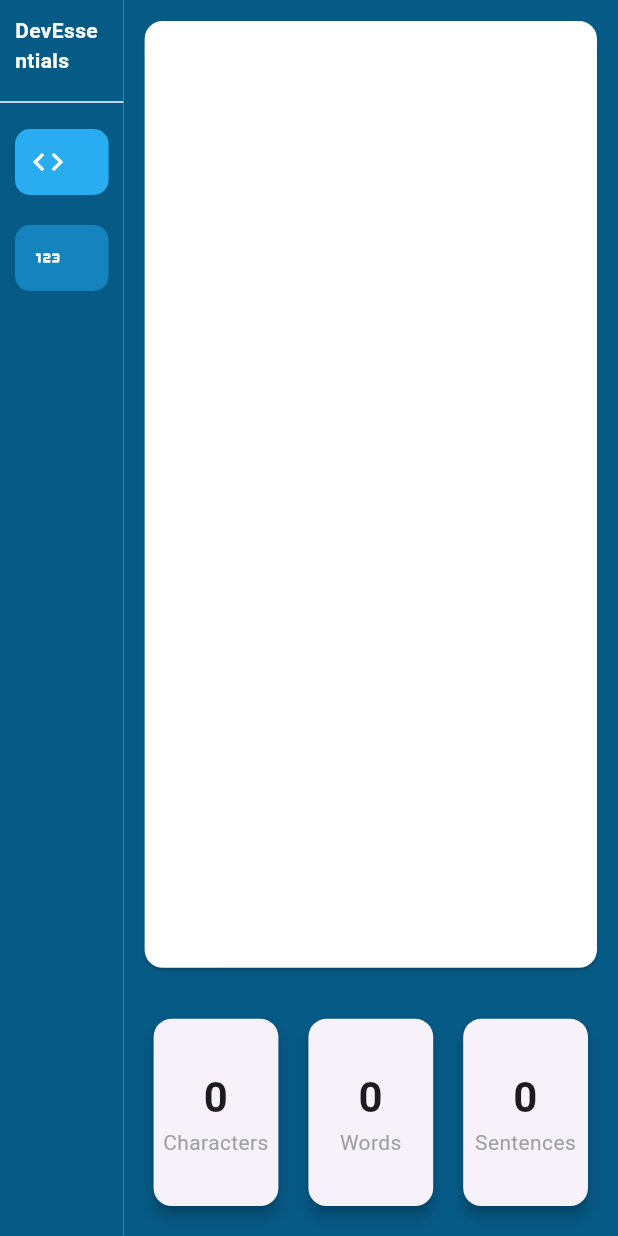
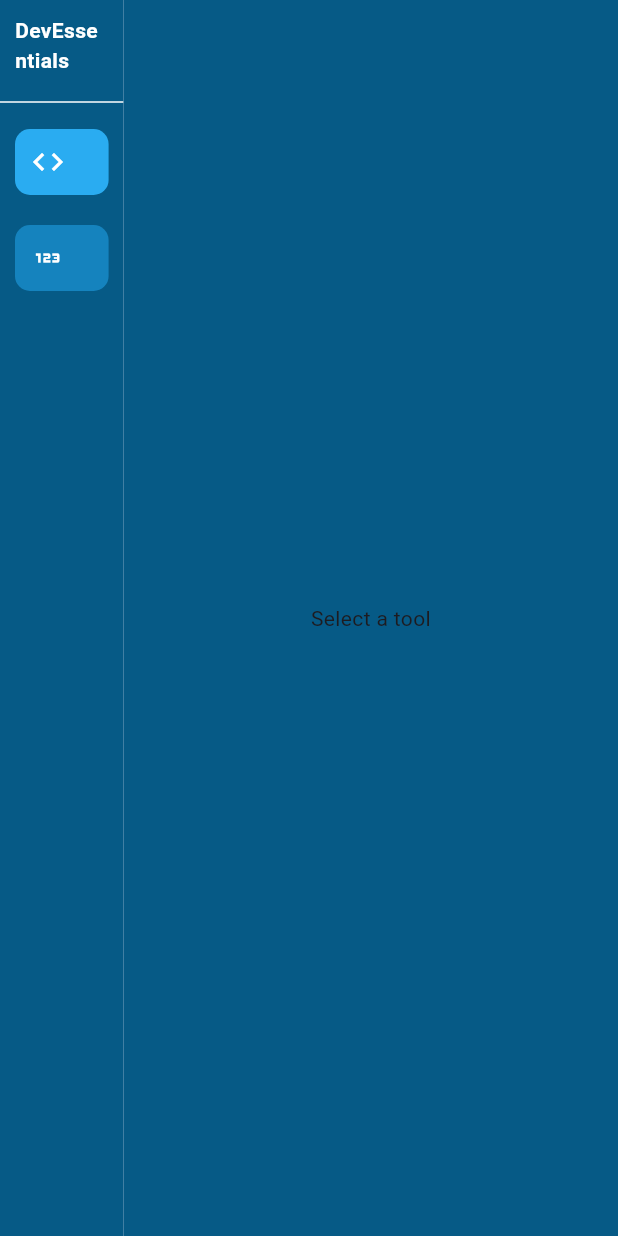
Before and after one commit to DevThibautMonin/dev_essentials, a Flutter app: the screen it shows after launch, on a phone screen of 412 x 824 dp. Run offline on Flutter 3.47's test engine with Material 3 defaults, Android fonts, the light colour scheme and no system bars.

Commit message:
tool selection done

```diff
--- a/lib/presentation/char_counter/char_counter_screen.dart
+++ b/lib/presentation/char_counter/char_counter_screen.dart
@@ -52,8 +52,7 @@ class _CharCounterScreenState extends State<CharCounterScreen> {
 
   @override
   Widget build(BuildContext context) {
-    return Expanded(
-      child: Column(
+    return Column(
       children: [
         Expanded(
           flex: 8,
@@ -101,7 +100,6 @@ class _CharCounterScreenState extends State<CharCounterScreen> {
           ),
         ),
       ],
-      ),
     );
   }
 }
--- a/lib/presentation/json_formatter/json_formatter_screen.dart
+++ b/lib/presentation/json_formatter/json_formatter_screen.dart
@@ -36,9 +36,7 @@ class _JsonFormatterScreenState extends State<JsonFormatterScreen> {
 
   @override
   Widget build(BuildContext context) {
-    return Expanded(
-      child: Center(
-        child: Row(
+    return Row(
       crossAxisAlignment: CrossAxisAlignment.center,
       children: [
         Expanded(
@@ -88,8 +86,6 @@ class _JsonFormatterScreenState extends State<JsonFormatterScreen> {
           ),
         ),
       ],
-        ),
-      ),
     );
   }
 }
--- a/lib/presentation/tool_screen.dart
+++ b/lib/presentation/tool_screen.dart
@@ -4,32 +4,48 @@ import 'package:dev_essentials/presentation/toolbar.dart';
 import 'package:dev_essentials/widgets/colors.dart';
 import 'package:flutter/material.dart';
 
-class ToolScreen extends StatelessWidget {
+class ToolScreen extends StatefulWidget {
   const ToolScreen({super.key});
+
+  @override
+  State<ToolScreen> createState() => _ToolScreenState();
+}
+
+class _ToolScreenState extends State<ToolScreen> {
+  String currentWidget = "";
+
+  Widget _buildDynamicWidget() {
+    switch (currentWidget) {
+      case "JsonFormatterScreen":
+        return const JsonFormatterScreen();
+      case "CharCounterScreen":
+        return const CharCounterScreen();
+      default:
+        return const Center(child: Text("Select a tool"));
+    }
+  }
 
   @override
   Widget build(BuildContext context) {
     return Row(
       children: [
-        const Flexible(
+        Flexible(
           flex: 2,
           child: Column(
             children: [
-              Toolbar(),
+              Toolbar(
+                onToolChanged: (p0) {
+                  setState(() {
+                    currentWidget = p0;
+                  });
+                },
+              ),
             ],
           ),
         ),
         Flexible(
           flex: 8,
-          child: Container(
-            color: CustomColors.primaryColor,
-            child: const Column(
-              children: [
-                // JsonFormatterScreen(),
-                CharCounterScreen()
-              ],
-            ),
-          ),
+          child: Container(color: CustomColors.primaryColor, child: _buildDynamicWidget()),
         ),
       ],
     );
--- a/lib/presentation/toolbar.dart
+++ b/lib/presentation/toolbar.dart
@@ -5,7 +5,12 @@ import 'package:dev_essentials/widgets/tool_item.dart';
 import 'package:flutter/material.dart';
 
 class Toolbar extends StatefulWidget {
-  const Toolbar({super.key});
+  final Function(String) onToolChanged;
+
+  const Toolbar({
+    super.key,
+    required this.onToolChanged,
+  });
 
   @override
   State<Toolbar> createState() => _ToolbarState();
@@ -51,6 +56,7 @@ class _ToolbarState extends State<Toolbar> {
                     isSelected: _selectedIndex == index,
                     onTap: () {
                       onToolSelected(index);
+                      widget.onToolChanged(tools[index].widget.toString());
                     },
                   );
                 },
```
Lines whose indentation alone changed are shown as unchanged.
